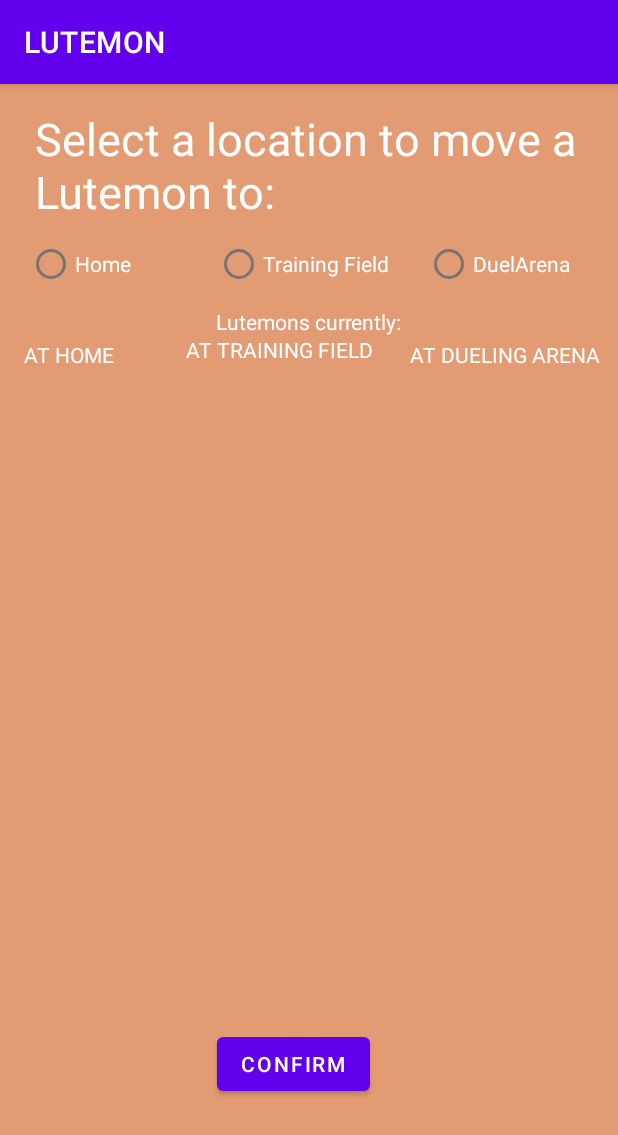
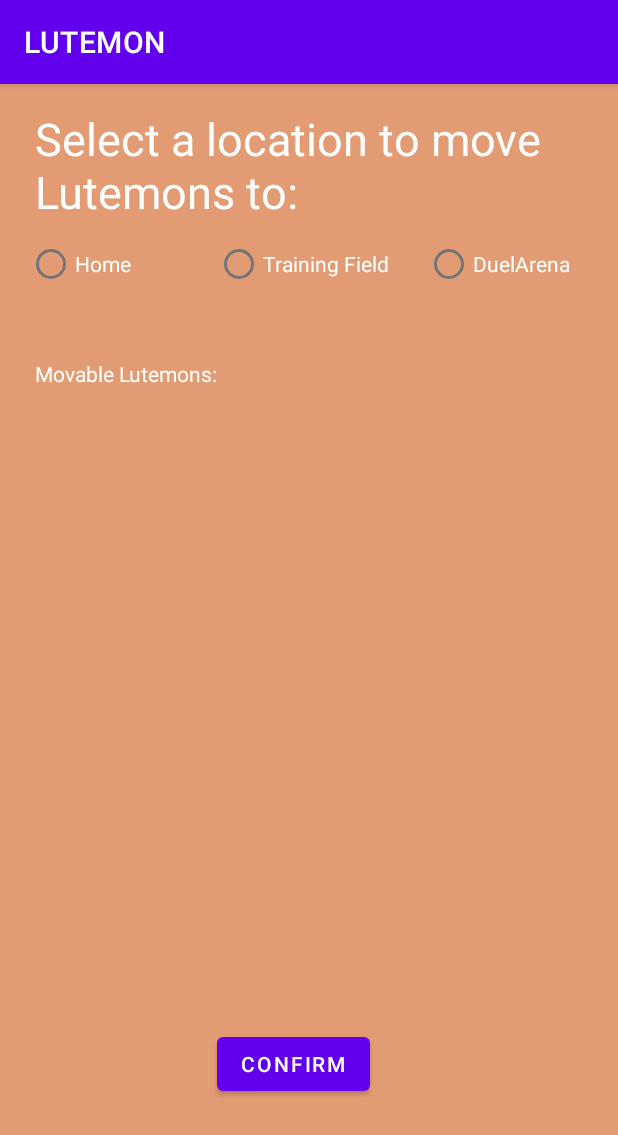
Before and after one commit to J40t/LUTEMON, an Android app: the MoveLutemonActivity screen opened directly, with no data from a screen before it, on a phone screen of 412 x 824 dp. Shown: the top 1135 px of the screen. Run offline under Robolectric (Android 15) with nearby library versions, the phone set to English and light mode, and no system bars.

Commit message:
Movable Lutemons are now possible

```diff
--- a/app/src/main/java/org/cadenzu/lutemon/DuelArena.java
+++ b/app/src/main/java/org/cadenzu/lutemon/DuelArena.java
@@ -9,6 +9,11 @@ public class DuelArena extends Storage {
     ArrayList<Lutemon> lutemonsDualArena = new ArrayList<>();
 
     public static DuelArena duelArena = null;
+
+    public DuelArena() {
+
+    }
+
     public static Storage getInstance() {
         if (duelArena == null) {
             duelArena = new DuelArena();
--- a/app/src/main/java/org/cadenzu/lutemon/MoveLutemonActivity.java
+++ b/app/src/main/java/org/cadenzu/lutemon/MoveLutemonActivity.java
@@ -3,64 +3,99 @@ package org.cadenzu.lutemon;
 import androidx.appcompat.app.AppCompatActivity;
 
 import android.os.Bundle;
+import android.view.View;
+import android.widget.Button;
+import android.widget.CheckBox;
 import android.widget.RadioButton;
 import android.widget.RadioGroup;
 
 import org.cadenzu.lutemon.lutemon.Lutemon;
 
 import java.util.ArrayList;
+import java.util.Arrays;
 
 public class MoveLutemonActivity extends AppCompatActivity {
 
-    private RadioGroup rgLutemonSelectHome;
-    private RadioGroup rgLutemonSelectTrain;
-    private RadioGroup rgLutemonSelectDuel;
+    private RadioGroup rgLutemonSelectMove;
+    private RadioGroup rgLocationSelect;
+    private Button btnConfirmMove;
 
     @Override
     protected void onCreate(Bundle savedInstanceState) {
         super.onCreate(savedInstanceState);
         setContentView(R.layout.activity_move_lutemon);
 
-        rgLutemonSelectHome = findViewById(R.id.rgLutemonSelectHome);
-        rgLutemonSelectTrain = findViewById(R.id.rgLutemonSelectTrain);
-        rgLutemonSelectDuel = findViewById(R.id.rgLutemonSelectDuel);
+        rgLutemonSelectMove = findViewById(R.id.rgLutemonSelectMove);
+        btnConfirmMove = findViewById((R.id.btnConfirmMove));
+        rgLocationSelect = findViewById(R.id.rgLocations);
 
-        dynamicRadioButtons();
+        createDynamicCheckBoxes();
+
+        btnConfirmMove.setOnClickListener(new View.OnClickListener() {
+            @Override
+            public void onClick(View view) {
+                moveLutemons(view);
+            }
+        });
     }
 
-    public void dynamicRadioButtons() {
-        // HOME
-        ArrayList<Lutemon> lutemonsHome = Home.getInstance().getLutemons();
-        RadioButton rbHome;
+    public void createDynamicCheckBoxes() {
+
+        //Adding all lutemons to the same ArrayList (There's no "shared" ArrayList in storage class so this is a way to put every lutemon together)
+        ArrayList<Lutemon> allLutemons = new ArrayList<>();
+        allLutemons.addAll(Home.getInstance().getLutemons());
+        allLutemons.addAll(TrainField.getInstance().getLutemons());
+        allLutemons.addAll(DuelArena.getInstance().getLutemons());
+
+        //Dynamically made CheckBoxes' ID is always 0 ... i
+        CheckBox cbLutemonSelect;
         int i = 0;
-        for (Lutemon lutemon : lutemonsHome) {
-            rbHome = new RadioButton(this);
-            rbHome.setText(lutemon.getName());
-            rbHome.setId(i++);
-            rgLutemonSelectHome.addView(rbHome);
-        }
-
-        ArrayList<Lutemon> lutemonsTrain = TrainField.getInstance().getLutemons();
-        RadioButton rbTrain;
-        for (Lutemon lutemon : lutemonsTrain) {
-            rbTrain = new RadioButton(this);
-            rbTrain.setText(lutemon.getName());
-            rbTrain.setId(i++);
-            rgLutemonSelectTrain.addView(rbTrain);
-        }
-
-        ArrayList<Lutemon> lutemonsDuel = DuelArena.getInstance().getLutemons();
-        RadioButton rbDuel;
-        for (Lutemon lutemon : lutemonsDuel) {
-            rbDuel = new RadioButton(this);
-            rbDuel.setText(lutemon.getName());
-            rbDuel.setId(i++);
-            rgLutemonSelectDuel.addView(rbDuel);
+        for (Lutemon lutemon : allLutemons) {
+            cbLutemonSelect = new CheckBox(this);
+            cbLutemonSelect.setText(lutemon.getName());
+            cbLutemonSelect.setId(i++);
+            rgLutemonSelectMove.addView(cbLutemonSelect);
         }
     }
-    public void moveLutemon() {
-        Lutemon selectedLutemon;
+    public void moveLutemons(View view) {
+
+        //Adding all lutemons to the same ArrayList (There's no "shared" ArrayList in storage class so this is a way to put every lutemon together)
+        ArrayList<Lutemon> allLutemons = new ArrayList<>();
+        allLutemons.addAll(Home.getInstance().getLutemons());
+        allLutemons.addAll(TrainField.getInstance().getLutemons());
+        allLutemons.addAll(DuelArena.getInstance().getLutemons());
 
 
+        for (int i = 0; i < allLutemons.size(); i++) {
+            CheckBox cbLutemonBox = findViewById(i);
+            System.out.println("i: " + i);
+
+            if (cbLutemonBox.isChecked()) { // Only checked lutemons will be moved/interacted with
+                Lutemon lutemon = allLutemons.get(i);   // Selected lutemon will be removed from every possible location
+                Home.getInstance().getLutemons().remove(lutemon);
+                TrainField.getInstance().getLutemons().remove(lutemon);
+                DuelArena.getInstance().getLutemons().remove(lutemon);
+                System.out.println("Ennen switch");
+                switch (rgLocationSelect.getCheckedRadioButtonId()) { //Selected lutemon will be added to one of three locations.
+                    case R.id.rbHome:
+                        Home.getInstance().getLutemons().add(lutemon);
+                        Home.getInstance().listLutemons();
+                        System.out.println("Homeen juu");
+                        break;
+                    case R.id.rbTrainField:
+                        System.out.println("Trainingii juu");
+                        TrainField.getInstance().getLutemons().add(lutemon);
+                        System.out.println("Trainingii juu 2");
+
+                        break;
+                    case R.id.rbDuelArena:
+                        DuelArena.getInstance().getLutemons().add(lutemon);
+                        DuelArena.getInstance().listLutemons();
+                        break;
+
+                }
+
+            }
+        }
     }
 }
--- a/app/src/main/java/org/cadenzu/lutemon/TrainField.java
+++ b/app/src/main/java/org/cadenzu/lutemon/TrainField.java
@@ -9,6 +9,10 @@ public class TrainField extends Storage {
     ArrayList<Lutemon> lutemonsTrainField = new ArrayList<>();
 
     public static TrainField trainField = null;
+
+    public TrainField() {
+
+    }
     public static Storage getInstance() {
         if (trainField == null) {
             trainField = new TrainField();
--- a/app/src/main/res/layout/activity_move_lutemon.xml
+++ b/app/src/main/res/layout/activity_move_lutemon.xml
@@ -12,7 +12,7 @@
         android:layout_width="364dp"
         android:layout_height="80dp"
         android:layout_marginTop="16dp"
-        android:text="Select a location to move a Lutemon to:"
+        android:text="Select a location to move Lutemons to:"
         android:textColor="#FFFFFF"
         android:textSize="30sp"
         app:layout_constraintEnd_toEndOf="parent"
@@ -30,32 +30,11 @@
         app:layout_constraintEnd_toEndOf="parent"
         app:layout_constraintHorizontal_bias="0.466"
         app:layout_constraintStart_toStartOf="parent"
-        app:layout_constraintTop_toBottomOf="@+id/radioGroup"
+        app:layout_constraintTop_toBottomOf="@+id/rgLocations"
         app:layout_constraintVertical_bias="0.823" />
 
     <RadioGroup
-        android:id="@+id/rgLutemonSelectHome"
-        android:layout_width="121dp"
-        android:layout_height="391dp"
-        android:layout_marginStart="4dp"
-        app:layout_constraintStart_toStartOf="parent"
-        app:layout_constraintTop_toBottomOf="@+id/textView5">
-
-    </RadioGroup>
-
-    <TextView
-        android:id="@+id/textView5"
-        android:layout_width="wrap_content"
-        android:layout_height="wrap_content"
-        android:layout_marginStart="16dp"
-        android:layout_marginTop="23dp"
-        android:text="AT HOME"
-        android:textColor="#FFFFFF"
-        app:layout_constraintStart_toStartOf="parent"
-        app:layout_constraintTop_toBottomOf="@+id/radioGroup" />
-
-    <RadioGroup
-        android:id="@+id/radioGroup"
+        android:id="@+id/rgLocations"
         android:layout_width="376dp"
         android:layout_height="51dp"
         android:orientation="horizontal"
@@ -85,61 +64,23 @@
             android:textColor="#FFFFFF" />
     </RadioGroup>
 
-    <RadioGroup
-        android:id="@+id/rgLutemonSelectTrain"
-        android:layout_width="122dp"
-        android:layout_height="389dp"
-        android:layout_marginStart="8dp"
-        android:layout_marginTop="4dp"
-        android:layout_marginEnd="7dp"
-        app:layout_constraintEnd_toStartOf="@+id/rgLutemonSelectDuel"
-        app:layout_constraintHorizontal_bias="0.0"
-        app:layout_constraintStart_toEndOf="@+id/rgLutemonSelectHome"
-        app:layout_constraintTop_toBottomOf="@+id/textView6" />
-
-    <RadioGroup
-        android:id="@+id/rgLutemonSelectDuel"
-        android:layout_width="118dp"
-        android:layout_height="388dp"
-        android:layout_marginTop="6dp"
-        android:layout_marginEnd="32dp"
-        android:layout_marginBottom="148dp"
-        app:layout_constraintBottom_toBottomOf="parent"
-        app:layout_constraintEnd_toEndOf="parent"
-        app:layout_constraintTop_toBottomOf="@+id/textView7"
-        app:layout_constraintVertical_bias="0.0" />
-
-    <TextView
-        android:id="@+id/textView6"
-        android:layout_width="wrap_content"
-        android:layout_height="wrap_content"
-        android:layout_marginStart="48dp"
-        android:layout_marginTop="20dp"
-        android:text="AT TRAINING FIELD"
-        android:textColor="#FFFFFF"
-        app:layout_constraintStart_toEndOf="@+id/textView5"
-        app:layout_constraintTop_toBottomOf="@+id/radioGroup" />
-
-    <TextView
-        android:id="@+id/textView7"
-        android:layout_width="wrap_content"
-        android:layout_height="wrap_content"
-        android:layout_marginStart="12dp"
-        android:layout_marginTop="23dp"
-        android:text="AT DUELING ARENA"
-        android:textColor="#FFFFFF"
-        app:layout_constraintEnd_toEndOf="parent"
-        app:layout_constraintStart_toEndOf="@+id/textView6"
-        app:layout_constraintTop_toBottomOf="@+id/radioGroup" />
-
     <TextView
         android:id="@+id/textView8"
         android:layout_width="wrap_content"
         android:layout_height="wrap_content"
-        android:layout_marginTop="1dp"
-        android:text="Lutemons currently:"
+        android:layout_marginTop="36dp"
+        android:text="Movable Lutemons:"
         android:textColor="#FFFFFF"
         app:layout_constraintEnd_toEndOf="parent"
+        app:layout_constraintHorizontal_bias="0.08"
         app:layout_constraintStart_toStartOf="parent"
-        app:layout_constraintTop_toBottomOf="@+id/radioGroup" />
+        app:layout_constraintTop_toBottomOf="@+id/rgLocations" />
+
+    <RadioGroup
+        android:id="@+id/rgLutemonSelectMove"
+        android:layout_width="360dp"
+        android:layout_height="276dp"
+        app:layout_constraintEnd_toEndOf="parent"
+        app:layout_constraintStart_toStartOf="parent"
+        app:layout_constraintTop_toBottomOf="@+id/textView8" />
 </androidx.constraintlayout.widget.ConstraintLayout>
```
